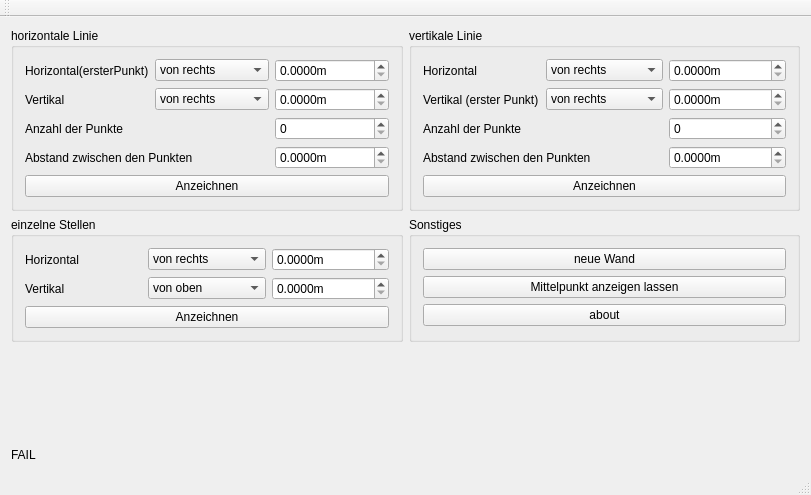
KonradMerkel/Moskito, file WALL/mainwindow.ui: the form before one commit.
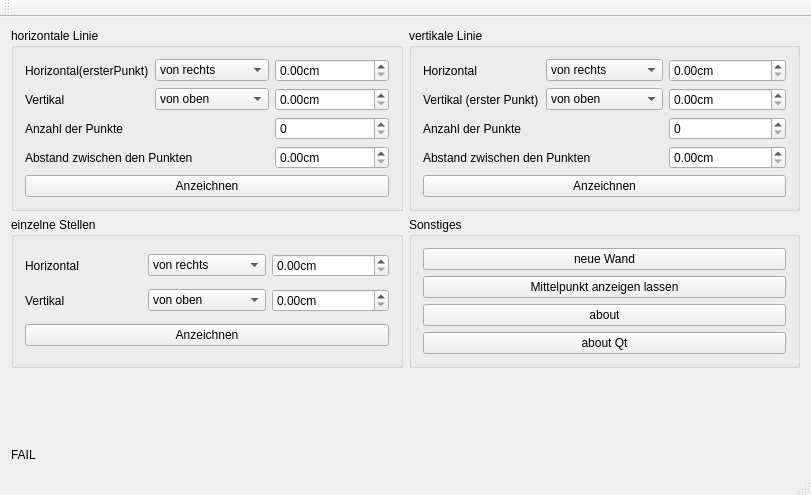
The form after the commit.

What changed in the file:
```diff
--- a/WALL/mainwindow.ui
+++ b/WALL/mainwindow.ui
@@ -28,7 +28,7 @@
         <widget class="QComboBox" name="cBox_vertikal_2">
          <item>
           <property name="text">
-           <string>von rechts</string>
+           <string>von oben</string>
           </property>
          </item>
          <item>
@@ -83,10 +83,10 @@
        <item row="1" column="2">
         <widget class="QDoubleSpinBox" name="spinBx_horiz_2">
          <property name="suffix">
-          <string>m</string>
+          <string>cm</string>
          </property>
          <property name="decimals">
-          <number>4</number>
+          <number>2</number>
          </property>
          <property name="maximum">
           <double>100.000000000000000</double>
@@ -102,10 +102,10 @@
        <item row="4" column="2">
         <widget class="QDoubleSpinBox" name="spinBx_vertikal_3">
          <property name="suffix">
-          <string>m</string>
+          <string>cm</string>
          </property>
          <property name="decimals">
-          <number>4</number>
+          <number>2</number>
          </property>
          <property name="maximum">
           <double>100.000000000000000</double>
@@ -118,10 +118,10 @@
        <item row="2" column="2">
         <widget class="QDoubleSpinBox" name="spinBx_vertikal_2">
          <property name="suffix">
-          <string>m</string>
+          <string>cm</string>
          </property>
          <property name="decimals">
-          <number>4</number>
+          <number>2</number>
          </property>
          <property name="maximum">
           <double>100.000000000000000</double>
@@ -154,7 +154,7 @@
         <widget class="QComboBox" name="cBox_vertikal_3">
          <item>
           <property name="text">
-           <string>von rechts</string>
+           <string>von oben</string>
           </property>
          </item>
          <item>
@@ -202,10 +202,10 @@
        <item row="1" column="2">
         <widget class="QDoubleSpinBox" name="spinBx_horiz_3">
          <property name="suffix">
-          <string>m</string>
+          <string>cm</string>
          </property>
          <property name="decimals">
-          <number>4</number>
+          <number>2</number>
          </property>
          <property name="maximum">
           <double>100.000000000000000</double>
@@ -218,10 +218,10 @@
        <item row="4" column="2">
         <widget class="QDoubleSpinBox" name="spinBx_vertikal_4">
          <property name="suffix">
-          <string>m</string>
+          <string>cm</string>
          </property>
          <property name="decimals">
-          <number>4</number>
+          <number>2</number>
          </property>
          <property name="maximum">
           <double>100.000000000000000</double>
@@ -234,10 +234,10 @@
        <item row="2" column="2">
         <widget class="QDoubleSpinBox" name="spinBx_vertikal_5">
          <property name="suffix">
-          <string>m</string>
+          <string>cm</string>
          </property>
          <property name="decimals">
-          <number>4</number>
+          <number>2</number>
          </property>
          <property name="maximum">
           <double>100.000000000000000</double>
@@ -300,10 +300,10 @@
        <item row="1" column="2">
         <widget class="QDoubleSpinBox" name="spinBx_vertikal">
          <property name="suffix">
-          <string>m</string>
+          <string>cm</string>
          </property>
          <property name="decimals">
-          <number>4</number>
+          <number>2</number>
          </property>
          <property name="maximum">
           <double>100.000000000000000</double>
@@ -330,10 +330,10 @@
        <item row="0" column="2">
         <widget class="QDoubleSpinBox" name="spinBx_horiz">
          <property name="suffix">
-          <string>m</string>
+          <string>cm</string>
          </property>
          <property name="decimals">
-          <number>4</number>
+          <number>2</number>
          </property>
          <property name="maximum">
           <double>100.000000000000000</double>
@@ -387,16 +387,16 @@
          </property>
         </widget>
        </item>
+       <item>
+        <widget class="QPushButton" name="Btn_aboutQt">
+         <property name="text">
+          <string>about Qt</string>
+         </property>
+        </widget>
+       </item>
       </layout>
      </widget>
     </item>
-    <item row="3" column="0">
-     <widget class="QLabel" name="lb_fail">
-      <property name="text">
-       <string>FAIL</string>
-      </property>
-     </widget>
-    </item>
     <item row="2" column="0">
      <spacer name="verticalSpacer">
       <property name="orientation">
@@ -410,6 +410,13 @@
       </property>
      </spacer>
     </item>
+    <item row="3" column="0" colspan="2">
+     <widget class="QLabel" name="lb_fail">
+      <property name="text">
+       <string>FAIL</string>
+      </property>
+     </widget>
+    </item>
    </layout>
   </widget>
   <widget class="QMenuBar" name="menuBar">
```
Left out of the diff: 24 changed lines with no effect on the pictures.
